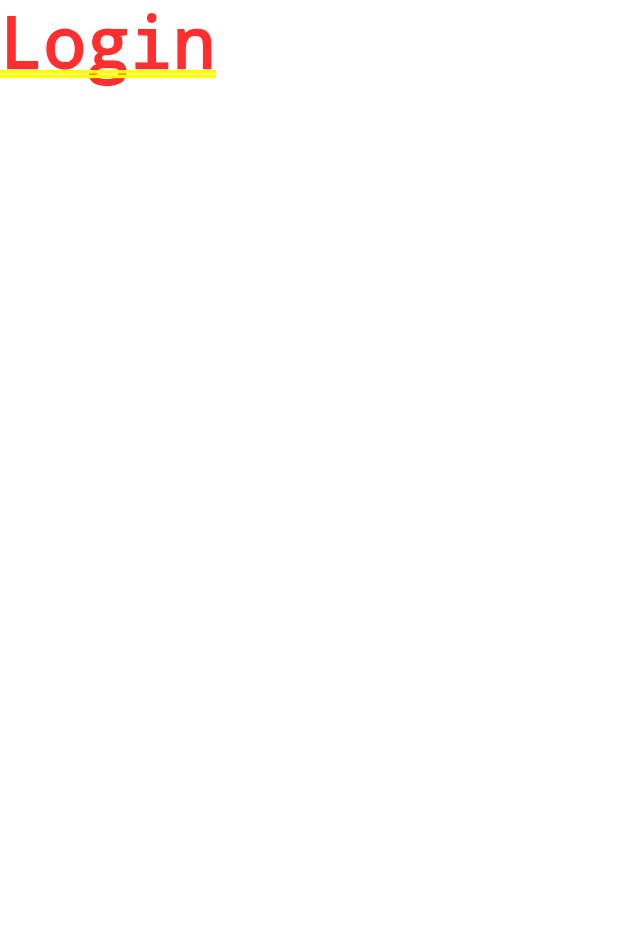
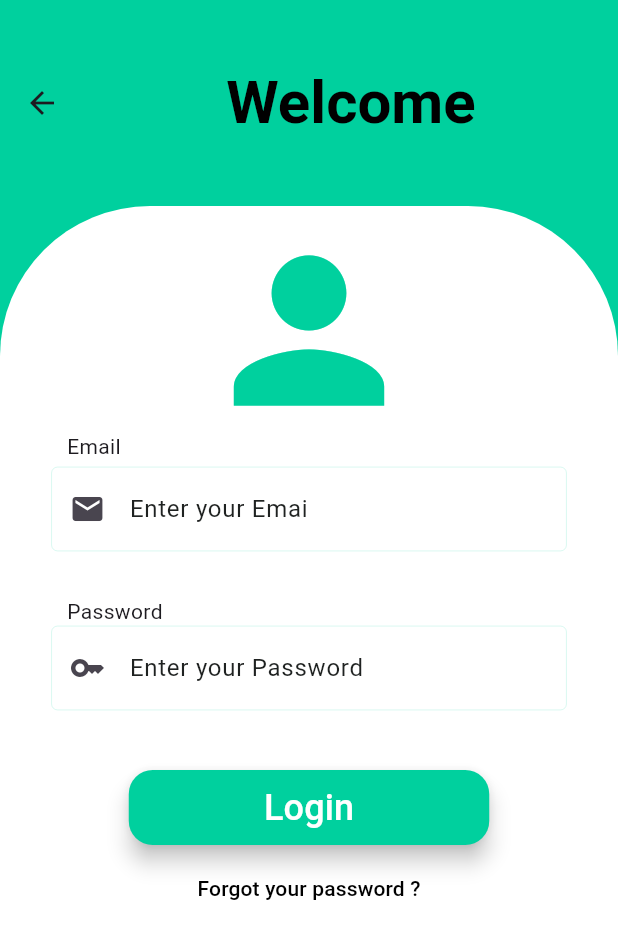
Before and after one commit to namahoroleochristian/mobile_shop_tax_manager, a Flutter app: the screen it shows after launch, after a tap on "Login", on a phone screen of 412 x 824 dp. Shown: the top 939 px of the screen. Run offline on Flutter 3.47's test engine with Material 3 defaults, Android fonts, the phone set to English and light mode, and no system bars.

Commit message:
Login page finished

```diff
--- a/lib/components/authentication/Login.dart
+++ b/lib/components/authentication/Login.dart
@@ -5,9 +5,136 @@
   _LoginState createState() => _LoginState();
 }
 
-class _LoginState extends State<Login>{
+class _LoginState extends State<Login> {
   @override
-  build(BuildContext context){
-    return Text("Login");
+  build(BuildContext context) {
+    return Scaffold(
+      backgroundColor: const Color.fromRGBO(0, 208, 158, 1),
+      appBar: AppBar(
+        toolbarHeight: MediaQuery.of(context).size.height / 6,
+        backgroundColor: const Color.fromRGBO(0, 208, 158, 1),
+        title: Center(
+          child: Text("Welcome"),
+        ),
+        titleTextStyle: TextStyle(
+          color: Colors.black,
+          fontWeight: FontWeight.w600,
+          fontSize: 40,
+        ),
+      ),
+      body: Container(
+        decoration: BoxDecoration(
+          borderRadius: BorderRadius.only(
+            topLeft: Radius.circular(100),
+            topRight: Radius.circular(100),
+          ),
+          color: Colors.white,
+        ),
+        height: 700,
+        width: MediaQuery.of(context).size.width,
+        child: Form(
+            child: Column(
+          // mainAxisAlignment: MainAxisAlignment.spaceEvenly,
+          children: [
+            SizedBox(
+              height: 150,
+              child: TextButton(
+                  onPressed: () {},
+                  child: Icon(
+                    Icons.person,
+                    size: 150,
+                    color: const Color.fromRGBO(0, 208, 158, 1),
+                  )),
+            ),
+            SizedBox(
+                width: MediaQuery.of(context).size.width * 4.7 / 6,
+                child: Align(
+                  alignment: Alignment.centerLeft,
+                  child: Text("Email"),
+                )),
+            SizedBox(
+              height: 4,
+            ),
+            SizedBox(
+                width: MediaQuery.of(context).size.width * 5 / 6,
+                child: TextFormField(
+                    decoration: InputDecoration(
+                  floatingLabelBehavior: FloatingLabelBehavior.never,
+                  prefixIcon: Icon(Icons.email),
+                  label: Text(
+                    "Enter your Emai",
+                    style:
+                        TextStyle(color: const Color.fromARGB(255, 31, 34, 33)),
+                  ),
+                  enabledBorder: OutlineInputBorder(
+                      borderSide: BorderSide(
+                          color: const Color.fromRGBO(0, 208, 158, 1),
+                          width: 0.1)),
+                  focusedBorder: OutlineInputBorder(
+                      borderSide: BorderSide(
+                          color: const Color.fromRGBO(0, 208, 158, 1))),
+                ))),
+            SizedBox(
+              height: 30,
+            ),
+            SizedBox(
+                width: MediaQuery.of(context).size.width * 4.7 / 6,
+                child: Align(
+                  alignment: Alignment.centerLeft,
+                  child: Text("Password"),
+                )),
+            SizedBox(
+                width: MediaQuery.of(context).size.width * 5 / 6,
+                child: TextFormField(
+                    obscureText: true,
+                    decoration: InputDecoration(
+                      floatingLabelBehavior: FloatingLabelBehavior.never,
+                      prefixIcon: Icon(Icons.key),
+                      label: Text(
+                        "Enter your Password",
+                        style: TextStyle(
+                            color: const Color.fromARGB(255, 31, 34, 33)),
+                      ),
+                      enabledBorder: OutlineInputBorder(
+                          borderSide: BorderSide(
+                              color: const Color.fromRGBO(0, 208, 158, 1),
+                              width: 0.1)),
+                      focusedBorder: OutlineInputBorder(
+                          borderSide: BorderSide(
+                              color: const Color.fromRGBO(0, 208, 158, 1))),
+                    ))),
+                    SizedBox(
+                      height: 40,
+                    ),
+            SizedBox(
+              height: 50,
+              width: MediaQuery.of(context).size.width * 3.5/6,
+              child: FloatingActionButton(
+                backgroundColor: const Color.fromRGBO(0, 208, 158, 1),
+                onPressed: () {},
+                child: Text("Login",
+                  style: TextStyle(
+                    color: Colors.white,
+                    fontSize: 24,
+                  ),
+                ),
+              ),
+
+            ),
+            SizedBox(
+              height: 5,
+            ),
+             TextButton(
+                  onPressed: () {
+                    Navigator.pushNamed(context, '/forgotPassword');
+                  },
+                  child: Text(
+                    "Forgot your password ?",
+                    style: TextStyle(color: Colors.black),
+                  ))
+          ],
+        )),
+      ),
+    );
   }
 }
```
